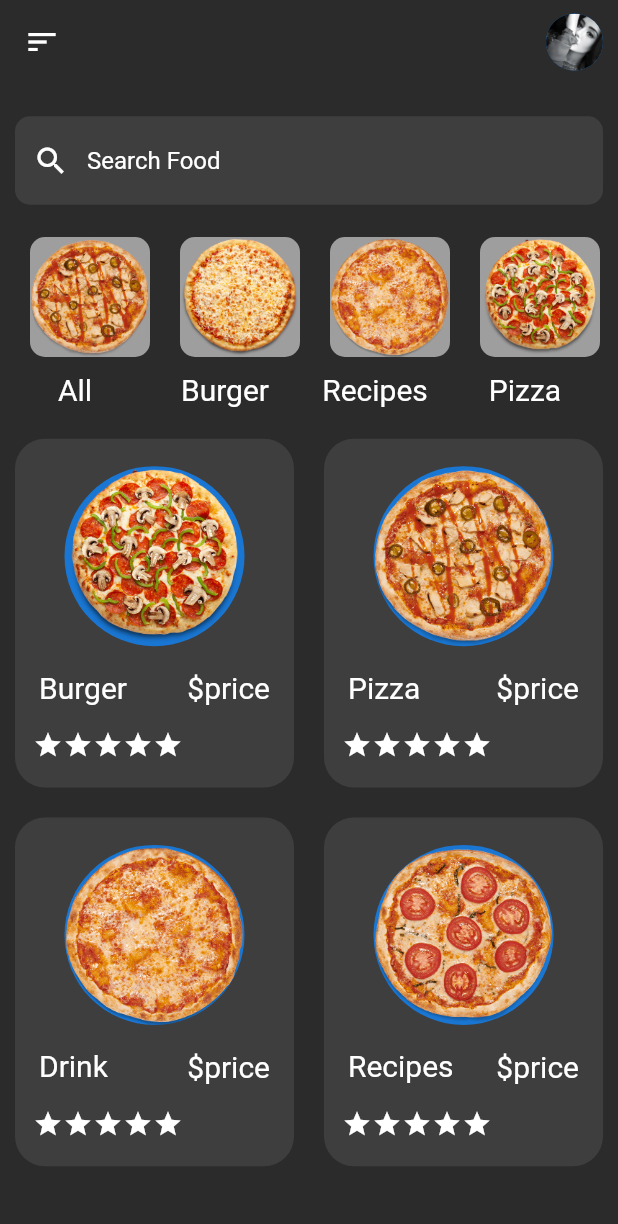
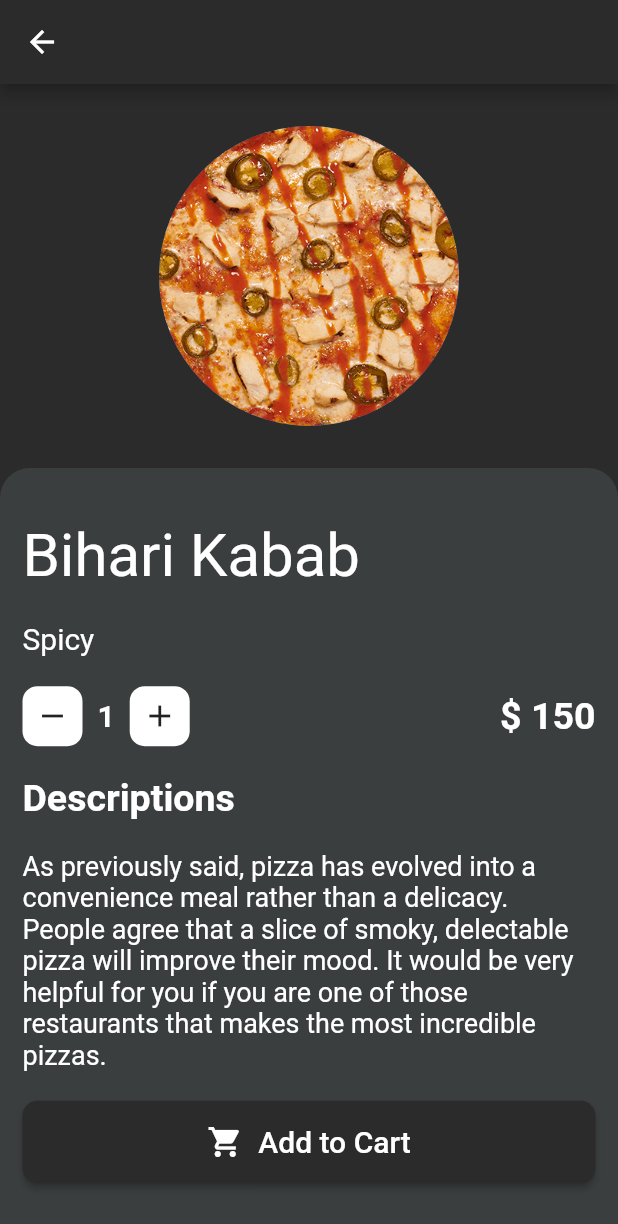
Before and after one commit to azizbhutta/foodordering, a Flutter app: the screen it shows after launch, on a phone screen of 412 x 824 dp. Shown: the top 1224 px of the screen. Run offline on Flutter 3.47's test engine with Material 2 defaults, Android fonts, the phone set to English and light mode, and no system bars; our stand-ins replace cloud_firestore, firebase_auth, firebase_core, firebase_database; missing offline and left inert: dart:ffi; accounts and stored records are empty.

Commit message:
detail page done

```diff
--- a/lib/main.dart
+++ b/lib/main.dart
@@ -1,10 +1,15 @@
+import 'dart:developer';
+
 import 'package:firebase_auth/firebase_auth.dart';
 import 'package:firebase_core/firebase_core.dart';
 import 'package:flutter/material.dart';
+import 'package:foodordering/provider/my-provider.dart';
+import 'package:foodordering/screen/detail_page.dart';
 import 'package:foodordering/screen/home_page.dart';
 import 'package:foodordering/screen/login_page.dart';
 import 'package:foodordering/screen/signup_page.dart';
 import 'package:foodordering/screen/welcome_page.dart';
+import 'package:provider/provider.dart';
 
 void main() async {
   WidgetsFlutterBinding.ensureInitialized();
@@ -18,7 +23,11 @@ class MyApp extends StatelessWidget {
   // This widget is the root of your application.
   @override
   Widget build(BuildContext context) {
-    return MaterialApp(
+    return MultiProvider(
+      providers: [
+        ChangeNotifierProvider(create: (_) => MyProvider()),
+      ],
+      child: MaterialApp(
         debugShowCheckedModeBanner: false,
         title: 'Flutter Demo',
         theme: ThemeData(
@@ -29,7 +38,8 @@ class MyApp extends StatelessWidget {
 
           primarySwatch: Colors.blue,
         ),
-       home:  HomePage(),
+         home: DetailScreen(),
+         // home:  HomePage(),
       // home: StreamBuilder(
       //     stream: FirebaseAuth.instance.authStateChanges(),
       //     builder: (index, sncpshot) {
@@ -38,6 +48,7 @@ class MyApp extends StatelessWidget {
       //       }
       //       return const HomePage();
       //     }),
+      ),
     );
   }
 }
--- /dev/null
+++ b/lib/models/categories_model.dart
@@ -0,0 +1,5 @@
+class CategoriesModel {
+  final String image;
+  final String name;
+  CategoriesModel({required this.name , required this.image });
+}
--- /dev/null
+++ b/lib/models/foods_model.dart
@@ -0,0 +1,6 @@
+class FoodModel {
+  final String image;
+  final String name;
+  final num price;
+  FoodModel({required this.name , required this.image , required this.price });
+}
--- /dev/null
+++ b/lib/screen/detail_page.dart
@@ -0,0 +1,133 @@
+import 'package:flutter/material.dart';
+
+class DetailScreen extends StatelessWidget {
+  const DetailScreen({Key? key}) : super(key: key);
+
+  @override
+  Widget build(BuildContext context) {
+    return Scaffold(
+      appBar: AppBar(
+        leading: IconButton(
+          icon: const Icon(Icons.arrow_back),
+          color: Colors.white,
+          onPressed: () {},
+        ),
+      ),
+      body: Column(
+        children: [
+          Expanded(
+            child: Container(
+              child: const CircleAvatar(
+                radius: 100,
+                backgroundImage: AssetImage('assets/images/1.png'),
+              ),
+            ),
+          ),
+          Expanded(
+            flex: 2,
+            child: Container(
+              padding: const EdgeInsets.symmetric(horizontal: 15, vertical: 15),
+              width: double.infinity,
+              decoration: const BoxDecoration(
+                  color: Color(0xff3a3e3e),
+                  borderRadius: BorderRadius.only(
+                      topRight: Radius.circular(20),
+                      topLeft: Radius.circular(20))),
+              child: Column(
+                crossAxisAlignment: CrossAxisAlignment.start,
+                mainAxisAlignment: MainAxisAlignment.spaceEvenly,
+                children: [
+                  const Text(
+                    'Bihari Kabab',
+                    style: TextStyle(fontSize: 40, color: Colors.white),
+                  ),
+                  const Text(
+                    'Spicy',
+                    style: TextStyle(fontSize: 20, color: Colors.white),
+                  ),
+                  Row(
+                    mainAxisAlignment: MainAxisAlignment.spaceBetween,
+                    children: [
+                      Row(
+                        children: [
+                          Container(
+                            height: 40,
+                            width: 40,
+                            decoration: BoxDecoration(
+                                color: Colors.white,
+                                borderRadius: BorderRadius.circular(10)),
+                            child: const Icon(Icons.remove),
+                          ),
+                          const SizedBox(
+                            width: 10,
+                          ),
+                          const Text(
+                            '1',
+                            style: TextStyle(
+                                fontSize: 20,
+                                color: Colors.white,
+                                fontWeight: FontWeight.bold),
+                          ),
+                          const SizedBox(
+                            width: 10,
+                          ),
+                          Container(
+                            height: 40,
+                            width: 40,
+                            decoration: BoxDecoration(
+                                color: Colors.white,
+                                borderRadius: BorderRadius.circular(10)),
+                            child: const Icon(Icons.add),
+                          )
+                        ],
+                      ),
+                      const Text(
+                        '\$ 150',
+                        style: TextStyle(
+                            fontSize: 25,
+                            color: Colors.white,
+                            fontWeight: FontWeight.bold),
+                      )
+                    ],
+                  ),
+                  const Text(
+                    'Descriptions',
+                    style: TextStyle(
+                        fontWeight: FontWeight.bold,
+                        color: Colors.white,
+                        fontSize: 25),
+                  ),
+                  const Text(
+                      'As previously said, pizza has evolved into a convenience meal rather than a delicacy. People agree that a slice of smoky, delectable pizza will improve their mood. It would be very helpful for you if you are one of those restaurants that makes the most incredible pizzas.'
+                  ,style: TextStyle(fontSize: 18,color: Colors.white),
+                  ),
+                  Container(
+                    height: 55,
+                    width: double.infinity,
+                    child: ElevatedButton(
+                      onPressed: () { },
+                      style: ElevatedButton.styleFrom(
+                        primary:Color(0xff2b2b2b),
+                        shape: RoundedRectangleBorder(
+                          borderRadius: BorderRadius.circular(10),
+                        ),
+                      ),
+                      child: Row(
+                        mainAxisAlignment: MainAxisAlignment.center,
+                        children: const [
+                        Icon(Icons.shopping_cart,color: Colors.white,),
+                        SizedBox(width: 10,),
+                        Text('Add to Cart', style: TextStyle(color: Colors.white,fontSize: 20),)
+                        ],
+                      ),
+                    ),
+                  ),
+                ],
+              ),
+            ),
+          ),
+        ],
+      ),
+    );
+  }
+}
--- a/lib/screen/login_page.dart
+++ b/lib/screen/login_page.dart
@@ -1,4 +1,5 @@
 import 'package:firebase_auth/firebase_auth.dart';
+import 'package:firebase_database/firebase_database.dart';
 import 'package:flutter/material.dart';
 import 'package:foodordering/Widget/text_field.dart';
 import 'package:foodordering/screen/welcome_page.dart';
@@ -69,7 +70,6 @@ class _LoginPageState extends State<LoginPage> {
   }
 
   @override
-
   Widget build(BuildContext context) {
     return Scaffold(
       key: globalKey,
--- a/pubspec.yaml
+++ b/pubspec.yaml
@@ -40,6 +40,8 @@ dependencies:
   firebase_auth: ^4.2.5
   firebase_storage: ^11.0.10
   firebase_core: ^2.4.1
+  provider: ^6.0.5
+  firebase_database: ^10.0.9
 
 dev_dependencies:
   flutter_test:
```
Also changed, not shown: lib/provider/my-provider.dart (added, +130 -0 lines), lib/screen/home_page.dart (+174 -30 lines), pubspec.lock, 2 other files. Lines whose indentation alone changed are shown as unchanged.
